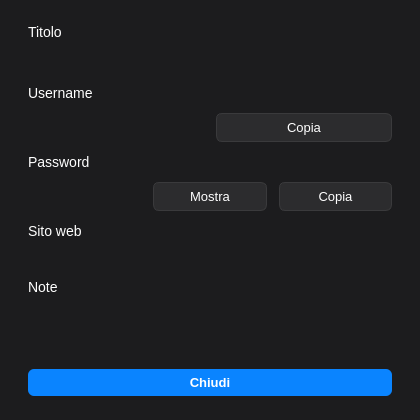
IlTocche/ThunderPass, file src/passworddetailsdialog.ui: the form before one commit.
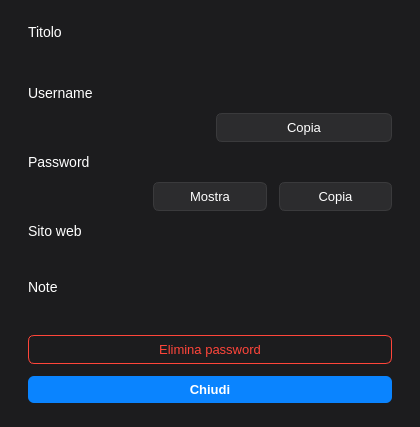
The form after the commit.

Commit message: Add ability to delete password entries from the vault

What changed in the file:
```diff
--- a/src/passworddetailsdialog.ui
+++ b/src/passworddetailsdialog.ui
@@ -142,6 +142,19 @@
     </spacer>
    </item>
 
+   <item>
+    <widget class="QPushButton" name="deleteButton">
+     <property name="text"><string>Elimina password</string></property>
+     <property name="styleSheet">
+      <string notr="true">
+       background-color: transparent;
+       color: #ff453a;
+       border: 1px solid #ff453a;
+      </string>
+     </property>
+    </widget>
+   </item>
+
    <item>
     <widget class="QPushButton" name="closeButton">
      <property name="text"><string>Chiudi</string></property>
```
The commit also changes 5 other files.
